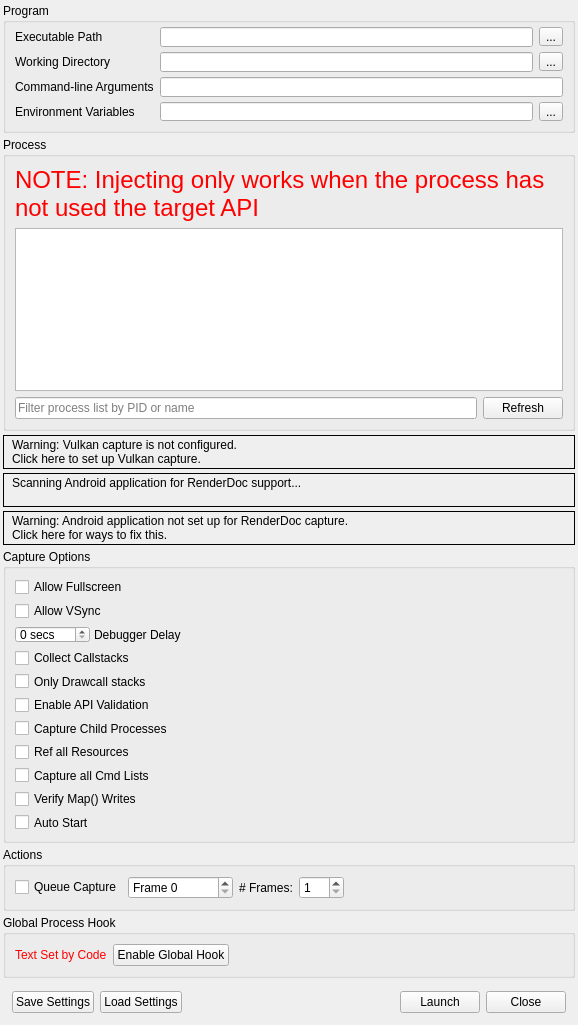
Above: qrenderdoc/Windows/Dialogs/CaptureDialog.ui from baldurk/renderdoc before the change. Below: the same form after it.
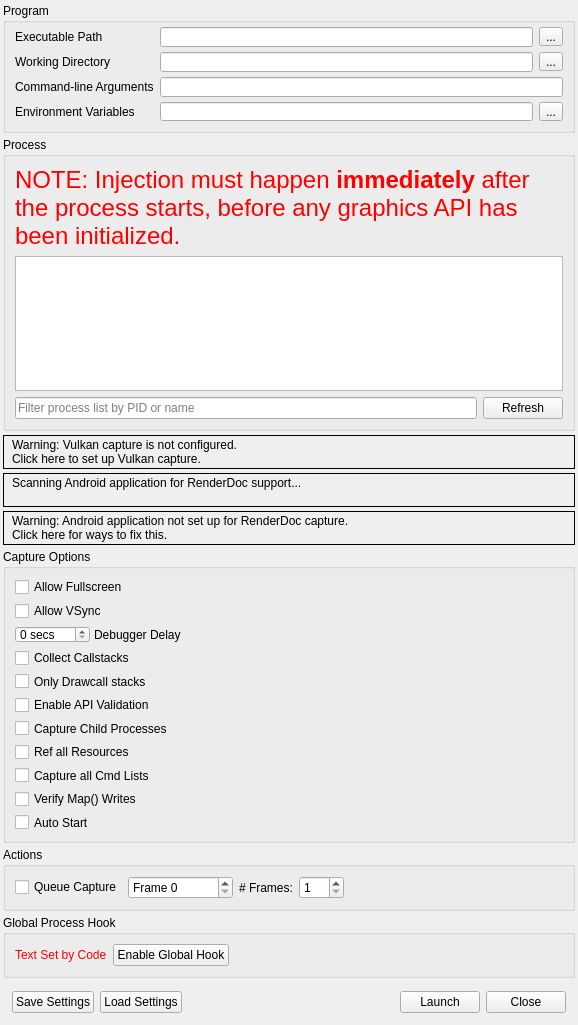
That is the form after the change. Icons and pictures are not drawn. Custom widgets are drawn as their Qt base class.

Commit message: Make warning about process injection restrictions more clear

```diff
--- a/qrenderdoc/Windows/Dialogs/CaptureDialog.ui
+++ b/qrenderdoc/Windows/Dialogs/CaptureDialog.ui
@@ -242,7 +242,7 @@
          </font>
         </property>
         <property name="text">
-         <string>NOTE: Injecting only works when the process has not used the target API</string>
+         <string>NOTE: Injection must happen &lt;b&gt;immediately&lt;/b&gt; after the process starts, before any graphics API has been initialized.</string>
         </property>
         <property name="wordWrap">
          <bool>true</bool>
```
